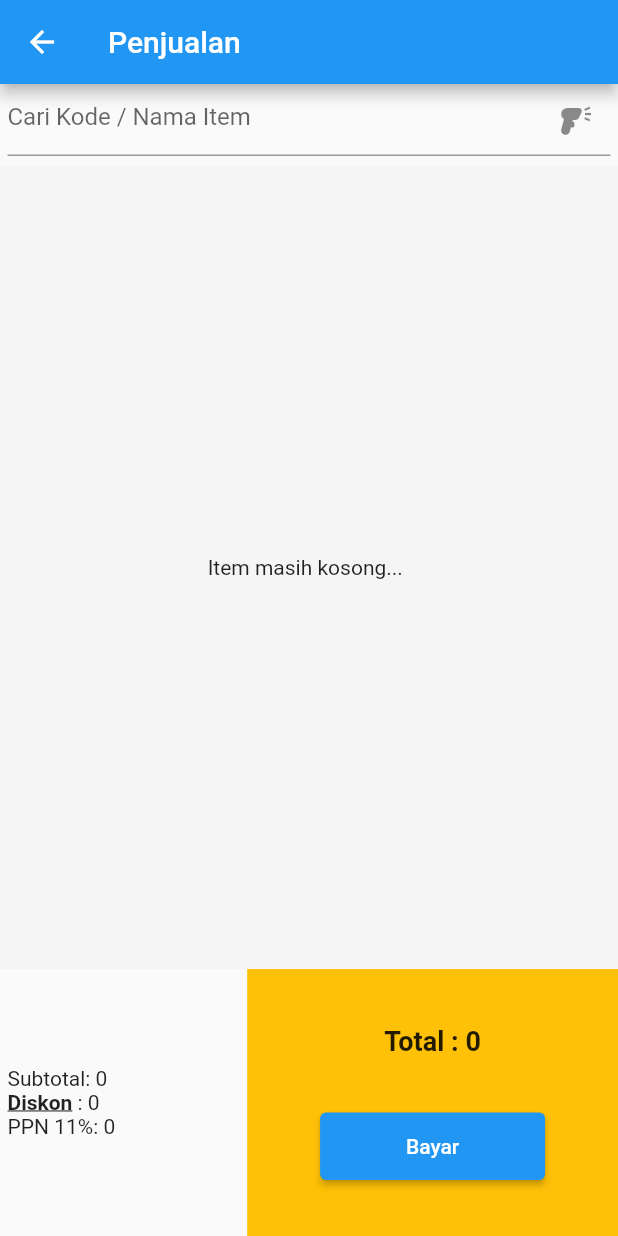
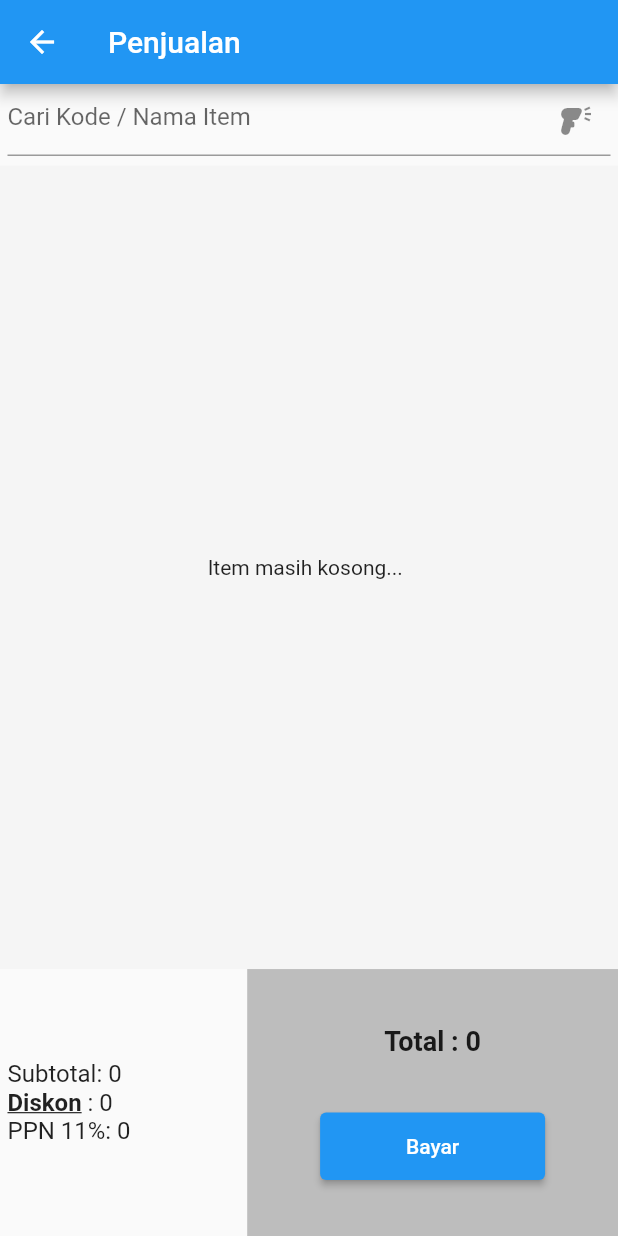
Before and after one commit to olizyusuf/sbpos, a Flutter app: the PenjualanScreen screen opened by its route, on a phone screen of 412 x 824 dp. Run offline on Flutter 3.47's test engine with Material 2 defaults, Android fonts, the phone set to English and light mode, and no system bars; drawn by our look-alikes of flutter_typeahead; our stand-ins replace currency_text_input_formatter, sqflite; accounts and stored records are empty.

```diff
--- a/lib/ui/penjualan_screen.dart
+++ b/lib/ui/penjualan_screen.dart
@@ -241,7 +241,10 @@ class PenjualanScreen extends StatelessWidget {
                               crossAxisAlignment: CrossAxisAlignment.start,
                               mainAxisAlignment: MainAxisAlignment.center,
                               children: [
-                                Text("Subtotal: ${numToIdr(sub.subtotal)}"),
+                                Text(
+                                  "Subtotal: ${numToIdr(sub.subtotal)}",
+                                  style: const TextStyle(fontSize: 16),
+                                ),
                                 Row(
                                   children: [
                                     GestureDetector(
@@ -287,22 +290,25 @@ class PenjualanScreen extends StatelessWidget {
                                       child: const Text(
                                         "Diskon",
                                         style: TextStyle(
+                                            fontSize: 16,
                                             decoration:
                                                 TextDecoration.underline,
                                             fontWeight: FontWeight.bold),
                                       ),
                                     ),
-                                    Text(" : ${numToIdr(sub.potongan)}"),
+                                    Text(" : ${numToIdr(sub.potongan)}",
+                                        style: const TextStyle(fontSize: 16)),
                                   ],
                                 ),
-                                Text("PPN 11%: ${numToIdr(sub.ppn)}")
+                                Text("PPN 11%: ${numToIdr(sub.ppn)}",
+                                    style: const TextStyle(fontSize: 16))
                               ],
                             );
                           },
                         )),
                     Expanded(
                       child: Container(
-                        color: Colors.amber,
+                        color: Colors.grey[400],
                         child: Column(
                           crossAxisAlignment: CrossAxisAlignment.center,
                           mainAxisAlignment: MainAxisAlignment.spaceEvenly,
```
Also changed, not shown: lib/database/database_instance.dart (+24 -0 lines).
